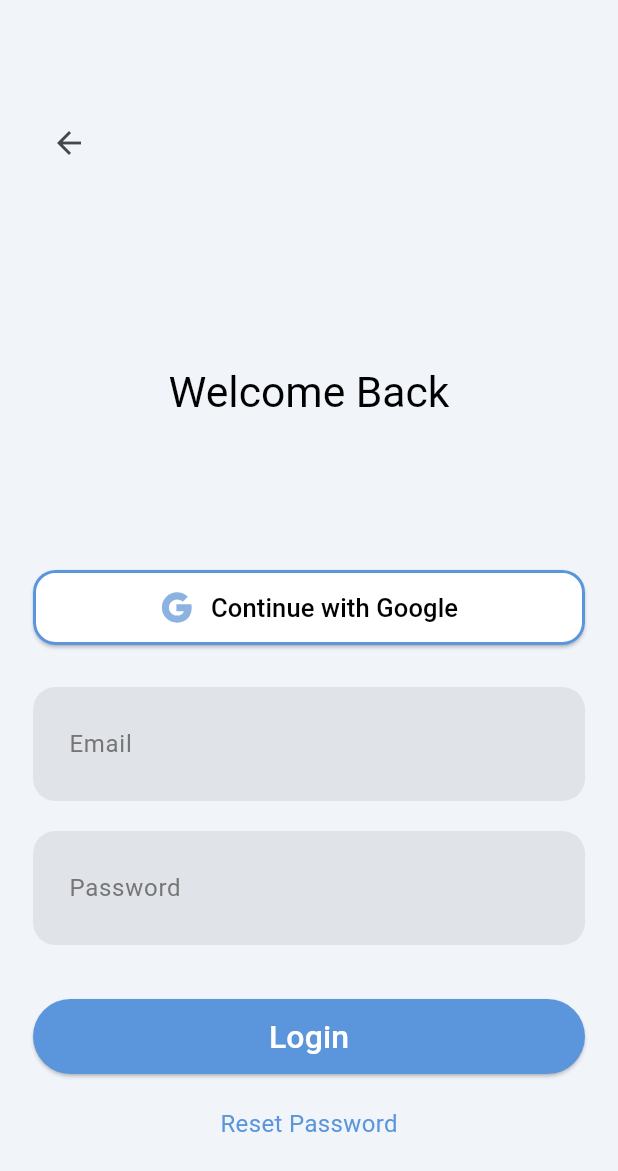
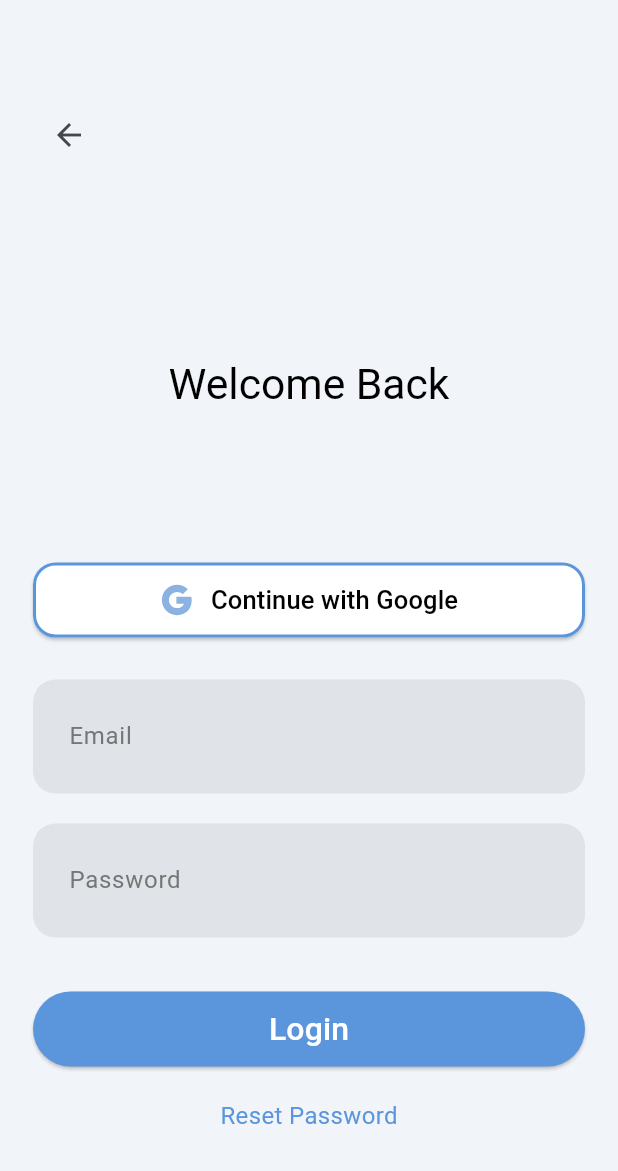
Before and after one commit to TBMenterprise/Zenify2, a Flutter app: the LoginPage screen opened by its route, on a phone screen of 412 x 824 dp. Shown: the top 1171 px of the screen. Run offline on Flutter 3.47's test engine with Material 3 defaults, Android fonts, the light colour scheme and no system bars; our stand-ins replace email_validator, firebase_auth, firebase_core, flutter_svg; accounts and stored records are empty; Roboto replaces fonts that are missing (Literata).

```diff
--- a/lib/login.dart
+++ b/lib/login.dart
@@ -44,7 +44,7 @@
     return Scaffold(
       // backgroundColor is inherited from theme
       body: Container(
-        margin: const EdgeInsets.only(top: 20, left: 22, right: 22),
+        margin: const EdgeInsets.only(top: 10, left: 22, right: 22),
         child: Center(
           child: SingleChildScrollView(
             child: Form(
--- a/lib/main.dart
+++ b/lib/main.dart
@@ -79,8 +79,9 @@
           ),
         ),
       ),
-      home: const AuthLayout(),
+      initialRoute: '/auth_layout',
       routes: {
+        '/auth_layout': (context) => const AuthLayout(),
         '/login': (context) => const LoginPage(),
         '/signup': (context) => const SignUpPage(),
         '/chat': (context) => const ChatPage(),
--- a/lib/settings.dart
+++ b/lib/settings.dart
@@ -11,7 +11,7 @@
       await AuthService().signOut();
       if (!context.mounted) return;
       Navigator.of(context)
-          .pushNamedAndRemoveUntil('/', (Route<dynamic> route) => false);
+          .pushNamedAndRemoveUntil('/start_page', (Route<dynamic> route) => false);
     } on FirebaseAuthException catch (e) {
       ScaffoldMessenger.of(context).showSnackBar(
         SnackBar(
```
